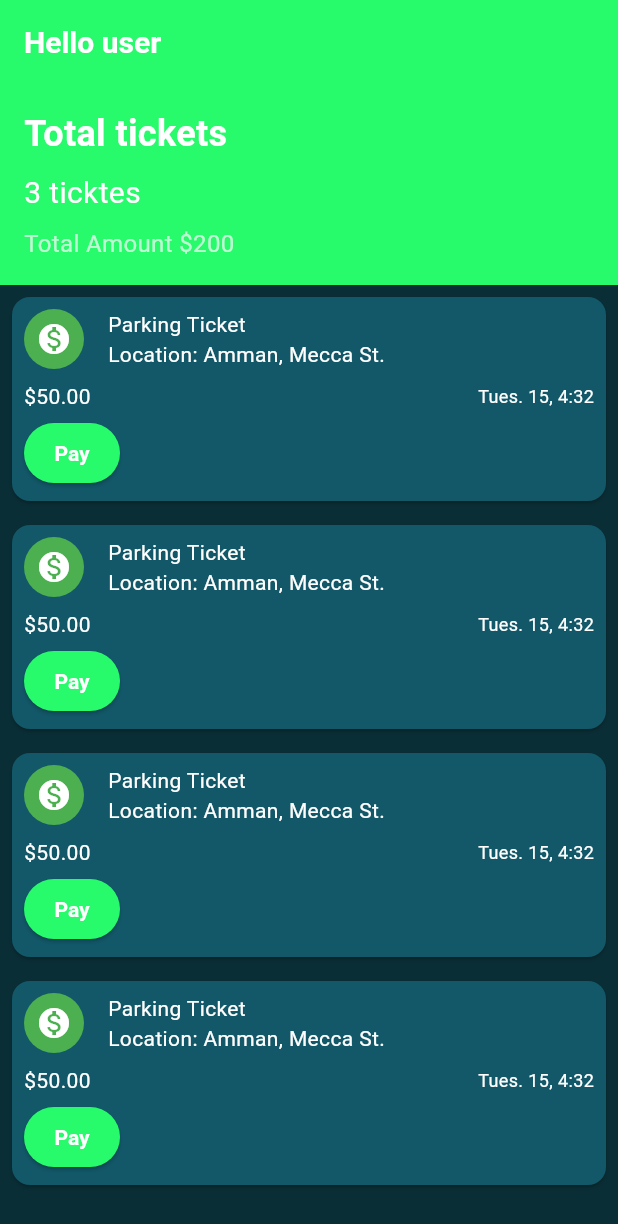
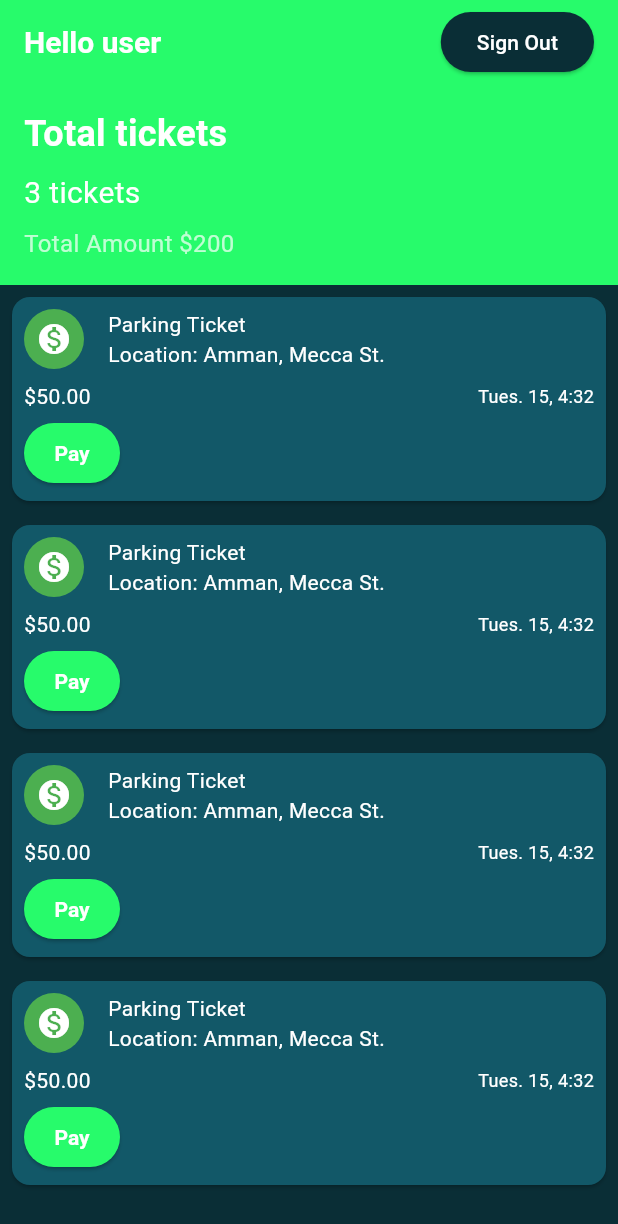
Before and after one commit to AnasMBajawi/mobile_proj_2024, a Flutter app: the BudgetDetailScreen screen opened directly, on a phone screen of 412 x 824 dp. Shown: the top 1224 px of the screen. Run offline on Flutter 3.47's test engine with Material 3 defaults, Android fonts, the phone set to English and light mode, and no system bars.

Commit message:
tickets page adding a sgin out

```diff
--- a/flutter_application_1/lib/tickets.dart
+++ b/flutter_application_1/lib/tickets.dart
@@ -23,12 +23,33 @@ class BudgetDetailScreen extends StatelessWidget {
     return Scaffold(
       backgroundColor: const Color(0xFF0A2E36),
       appBar: AppBar(
-        title: const Text('Hello user',
-            style: TextStyle(
-                color: Color(0xFFFFFFFF),
-                fontSize: 20,
-                fontWeight: FontWeight.bold)),
         backgroundColor: const Color(0xFF27FB6B),
+        title: Row(
+          mainAxisAlignment: MainAxisAlignment.spaceBetween,
+          children: [
+            const Text(
+              'Hello user',
+              style: TextStyle(
+                  color: Color(0xFFFFFFFF),
+                  fontSize: 20,
+                  fontWeight: FontWeight.bold),
+            ),
+            ElevatedButton(
+              onPressed: () {
+                // Add sign-out functionality here
+              },
+              style: ElevatedButton.styleFrom(
+                backgroundColor: const Color(0xFF0A2E36), // Button color like body background
+              ),
+              child: const Text(
+                'Sign Out',
+                style: TextStyle(
+                  color: Color(0xFFFFFFFF),
+                ),
+              ),
+            ),
+          ],
+        ),
       ),
       body: Column(
         children: [
@@ -48,7 +69,7 @@ class BudgetDetailScreen extends StatelessWidget {
                 ),
                 SizedBox(height: 8),
                 Text(
-                  '3 ticktes',
+                  '3 tickets',
                   style: TextStyle(
                     color: Colors.white,
                     fontSize: 20,
@@ -124,7 +145,8 @@ class BudgetDetailScreen extends StatelessWidget {
                             backgroundColor: const Color(0xFF27FB6B), // Text color
                             padding:
                                 const EdgeInsets.symmetric(horizontal: 16.0),
-                            textStyle: const TextStyle(fontSize: 14, fontWeight:FontWeight.bold),
+                            textStyle: const TextStyle(
+                                fontSize: 14, fontWeight: FontWeight.bold),
                           ),
                           child: const Text('Pay'),
                         ),
```
